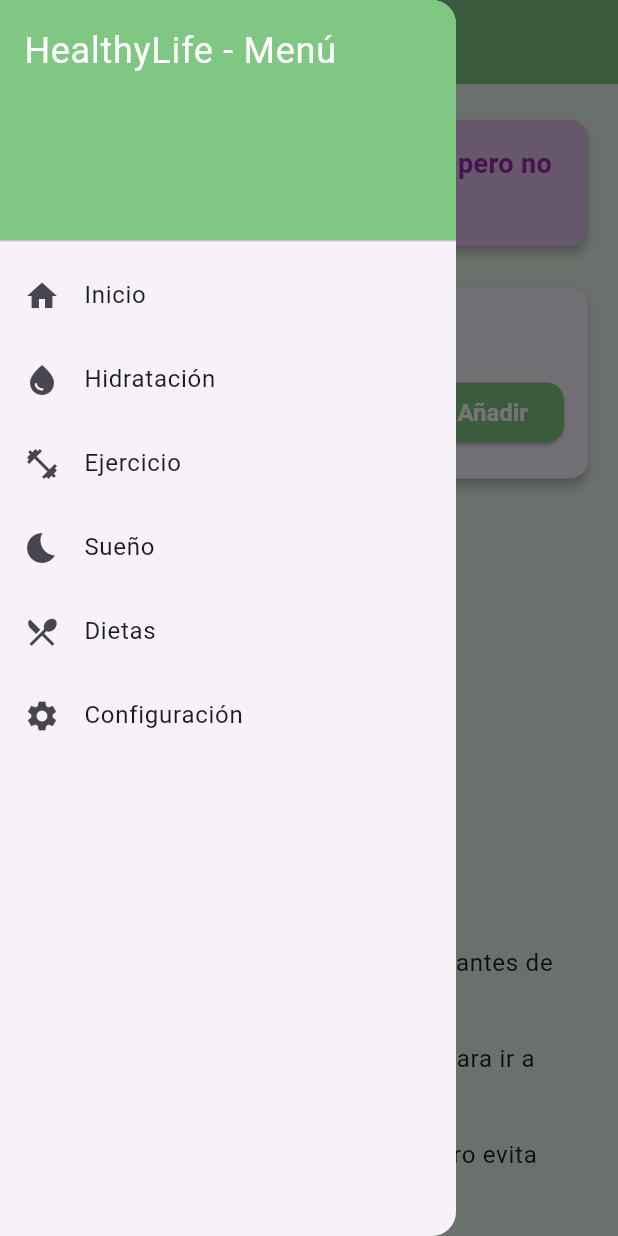
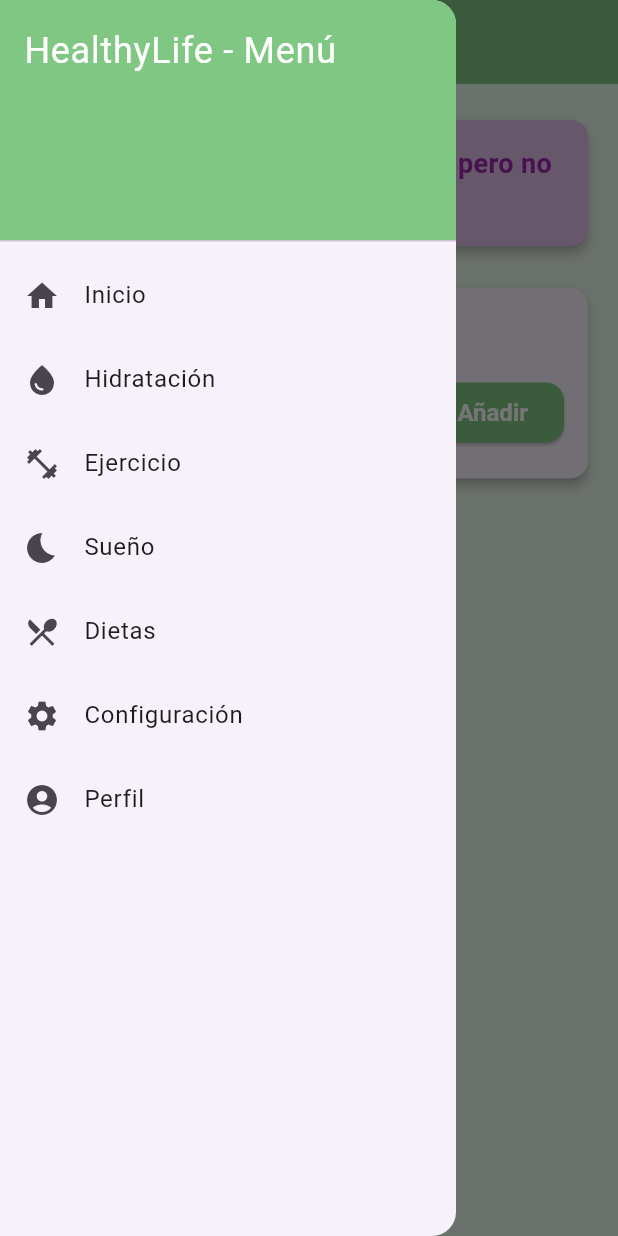
Before and after one commit to AlvaroDC2000/Programaci-n-Multimedia, a Flutter app: the SleepScreen screen opened by its route, with the side drawer open, on a phone screen of 412 x 824 dp. Run offline on Flutter 3.47's test engine with Material 3 defaults, Android fonts, the light colour scheme and no system bars; our stand-ins replace cloud_firestore, firebase_auth, firebase_core, fl_chart, google_fonts; accounts and stored records are empty.

Commit message:
Entrega Final del proyecto de Flutter

```diff
--- a/flutter_HealthyLife/lib/drawer/drawer.dart
+++ b/flutter_HealthyLife/lib/drawer/drawer.dart
@@ -1,5 +1,6 @@
 import 'package:flutter/material.dart';
 
+// Clase del drawer
 class AppDrawer extends StatelessWidget {
   const AppDrawer({super.key});
 
@@ -21,6 +22,7 @@ class AppDrawer extends StatelessWidget {
               ),
             ),
           ),
+          //Pantalla inicial
           ListTile(
             leading: const Icon(Icons.home),
             title: const Text('Inicio'),
@@ -28,6 +30,7 @@ class AppDrawer extends StatelessWidget {
               Navigator.pushNamed(context, '/home');
             },
           ),
+          //Pantalla hidratación
           ListTile(
             leading: const Icon(Icons.water_drop),
             title: const Text('Hidratación'),
@@ -35,6 +38,7 @@ class AppDrawer extends StatelessWidget {
               Navigator.pushNamed(context, '/hydration');
             },
           ),
+          // Pantalla ejercicio
           ListTile(
             leading: const Icon(Icons.fitness_center),
             title: const Text('Ejercicio'),
@@ -42,6 +46,7 @@ class AppDrawer extends StatelessWidget {
               Navigator.pushNamed(context, '/exercise');
             },
           ),
+          //Pantalla sueño
           ListTile(
             leading: const Icon(Icons.bedtime),
             title: const Text('Sueño'),
@@ -49,6 +54,7 @@ class AppDrawer extends StatelessWidget {
               Navigator.pushNamed(context, '/sleep');
             },
           ),
+          //Pantalla dieta
           ListTile(
             leading: const Icon(Icons.restaurant_menu),
             title: const Text('Dietas'),
@@ -56,6 +62,7 @@ class AppDrawer extends StatelessWidget {
               Navigator.pushNamed(context, '/diet');
             },
           ),
+          //Pantalla Configuración
           ListTile(
             leading: const Icon(Icons.settings),
             title: const Text('Configuración'),
@@ -63,6 +70,14 @@ class AppDrawer extends StatelessWidget {
               Navigator.pushNamed(context, '/settings');
             },
           ),
+          //Pantalla perfil
+          ListTile(
+            leading: const Icon(Icons.account_circle),
+            title: const Text('Perfil'),
+            onTap: () {
+              Navigator.pushNamed(context, '/profile');
+            },
+          ),
         ],
       ),
     );
--- a/flutter_HealthyLife/lib/main.dart
+++ b/flutter_HealthyLife/lib/main.dart
@@ -23,6 +23,7 @@ void main() async {
 // Instancia global de Firestore
 final FirebaseFirestore firestore = FirebaseFirestore.instance;
 
+// Clase del main
 class MyApp extends StatelessWidget {
   const MyApp({super.key});
 
@@ -96,6 +97,7 @@ class MyApp extends StatelessWidget {
   }
 }
 
+// Configuración de ajustes
 class AppSettings extends ChangeNotifier {
   bool _isDarkMode = false;
   double _fontSize = 16.0;
--- a/flutter_HealthyLife/lib/routes/app_routes.dart
+++ b/flutter_HealthyLife/lib/routes/app_routes.dart
@@ -1,6 +1,7 @@
 import 'package:flutter/material.dart';
 import '../screens/screens.dart';
 
+// Clase para las rutas de la app
 class AppRoutes {
   final bool isDarkMode;
   final VoidCallback toggleTheme;
@@ -22,6 +23,7 @@ class AppRoutes {
   static const String sleep = '/sleep';
   static const String diet = '/diet';
   static const String settings = '/settings';
+  static const String profile = '/profile';
 
   Map<String, WidgetBuilder> getRoutes() {
     return {
@@ -42,6 +44,7 @@ class AppRoutes {
         // ignore: avoid_types_as_parameter_names, non_constant_identifier_names
         onFontSizeChanged: onFontSizeChanged, onFontStyleChanged: (String ) {  },
       ),
+      profile: (context) => const ProfileScreen(),
     };
   }
 }
--- a/flutter_HealthyLife/lib/screens/exercise_screen.dart
+++ b/flutter_HealthyLife/lib/screens/exercise_screen.dart
@@ -6,6 +6,7 @@ import '../drawer/drawer.dart';
 import '../main.dart';
 import 'package:intl/intl.dart';
 
+// Clase de pantalla ejercicio, en ella se introducen los pasos y distintos ejercicios que hagamos, y se guandan sus registros
 class ExerciseScreen extends StatefulWidget {
   const ExerciseScreen({super.key});
 
@@ -28,6 +29,7 @@ class _ExerciseScreenState extends State<ExerciseScreen> {
     _checkAndResetSteps();
   }
 
+// Revisa y y resetea los pasos
   void _checkAndResetSteps() async {
   try {
     DocumentSnapshot snapshot =
@@ -74,6 +76,7 @@ class _ExerciseScreenState extends State<ExerciseScreen> {
   }
 }
 
+// Introduce los pasos manualmente
 void _enterStepsManually() async {
   showDialog(
     context: context,
@@ -122,6 +125,7 @@ void _enterStepsManually() async {
   );
 }
 
+// Añade sesiones de ejercicios
 void _addExerciseSession() async {
   if (_exerciseTypeController.text.isEmpty || _exerciseDurationController.text.isEmpty) return;
 
--- a/flutter_HealthyLife/lib/screens/screens.dart
+++ b/flutter_HealthyLife/lib/screens/screens.dart
@@ -6,3 +6,6 @@ export 'sleep_screen.dart';
 export 'settings_screen.dart';
 export 'login_screen.dart';
 export 'register_screen.dart';
+export 'profile_screen.dart';
+
+// Aquí están las exportaciones
--- a/flutter_HealthyLife/lib/screens/sleep_screen.dart
+++ b/flutter_HealthyLife/lib/screens/sleep_screen.dart
@@ -6,6 +6,7 @@ import 'package:provider/provider.dart';
 import 'package:cloud_firestore/cloud_firestore.dart';
 import '../drawer/drawer.dart';
 
+// Clase de la pantalla sueño guarda las horas dormidas diarias  y lleva un registra, también da consejos
 class SleepScreen extends StatefulWidget {
   const SleepScreen({super.key});
 
@@ -36,7 +37,7 @@ class _SleepScreenState extends State<SleepScreen> {
     _generateSleepTip();
   }
 
-  /// **Generar un consejo de sueño aleatorio**
+  /// Generar un consejo de sueño aleatorio
   void _generateSleepTip() {
     final random = Random();
     setState(() {
@@ -44,7 +45,7 @@ class _SleepScreenState extends State<SleepScreen> {
     });
   }
 
-  /// **Registrar horas de sueño**
+  /// Registrar horas de sueño
   void _addSleepHours() async {
   if (_hoursController.text.isEmpty) return;
 
@@ -87,7 +88,7 @@ class _SleepScreenState extends State<SleepScreen> {
         child: Column(
           crossAxisAlignment: CrossAxisAlignment.start,
           children: [
-            /// **Consejo sobre sueño**
+            /// Consejo sobre sueño
             Card(
               color: Colors.purple[100],
               elevation: 3,
@@ -105,7 +106,7 @@ class _SleepScreenState extends State<SleepScreen> {
             ),
             const SizedBox(height: 20),
 
-            /// **Registro de horas de sueño**
+            /// Registro de horas de sueño
             Card(
               elevation: 3,
               shape: RoundedRectangleBorder(borderRadius: BorderRadius.circular(12)),
@@ -145,7 +146,7 @@ class _SleepScreenState extends State<SleepScreen> {
 
             const SizedBox(height: 20),
 
-            /// **Historial de sueño**
+            /// Historial de sueño
             const Text(
               'Historial de Sueño:',
               style: TextStyle(fontSize: 20, fontWeight: FontWeight.bold),
@@ -178,39 +179,6 @@ class _SleepScreenState extends State<SleepScreen> {
             ),
 
             const SizedBox(height: 20),
-
-            /// **Consejos para un mejor sueño**
-            const Text(
-              'Consejos para un mejor sueño:',
-              style: TextStyle(fontSize: 20, fontWeight: FontWeight.bold),
-            ),
-            const SizedBox(height: 10),
-            Expanded(
-              child: ListView(
-                children: const [
-                  ListTile(
-                    leading: Icon(Icons.lightbulb, color: Colors.orange),
-                    title: Text('Evita las pantallas 30 minutos antes de dormir.'),
-                  ),
-                  ListTile(
-                    leading: Icon(Icons.timer, color: Colors.orange),
-                    title: Text('Mantén un horario constante para ir a dormir.'),
-                  ),
-                  ListTile(
-                    leading: Icon(Icons.fitness_center, color: Colors.orange),
-                    title: Text('Haz ejercicio regularmente, pero evita hacerlo antes de dormir.'),
-                  ),
-                  ListTile(
-                    leading: Icon(Icons.bedtime, color: Colors.orange),
-                    title: Text('Asegúrate de que tu habitación esté oscura y silenciosa.'),
-                  ),
-                  ListTile(
-                    leading: Icon(Icons.local_drink, color: Colors.orange),
-                    title: Text('Evita consumir cafeína por la tarde o noche.'),
-                  ),
-                ],
-              ),
-            ),
           ],
         ),
       ),
```
Also changed, not shown: flutter_HealthyLife/lib/screens/diet_screen.dart (+14 -12 lines), flutter_HealthyLife/lib/screens/hidration_screen.dart (+9 -8 lines), flutter_HealthyLife/lib/screens/home_screen.dart (+7 -6 lines), flutter_HealthyLife/lib/screens/login_screen.dart (+4 -3 lines), flutter_HealthyLife/lib/screens/profile_screen.dart (added, +89 -0 lines), flutter_HealthyLife/lib/screens/register_screen.dart (+2 -9 lines), flutter_HealthyLife/lib/screens/settings_screen.dart (+9 -7 lines), flutter_HealthyLife/pubspec.yaml (+7 -2 lines), flutter_HealthyLife/assets/icon/app_icon.png (added), flutter_HealthyLife/lib/firebase/firebase_options.dart, flutter_HealthyLife/pubspec.lock, 5 other files.
